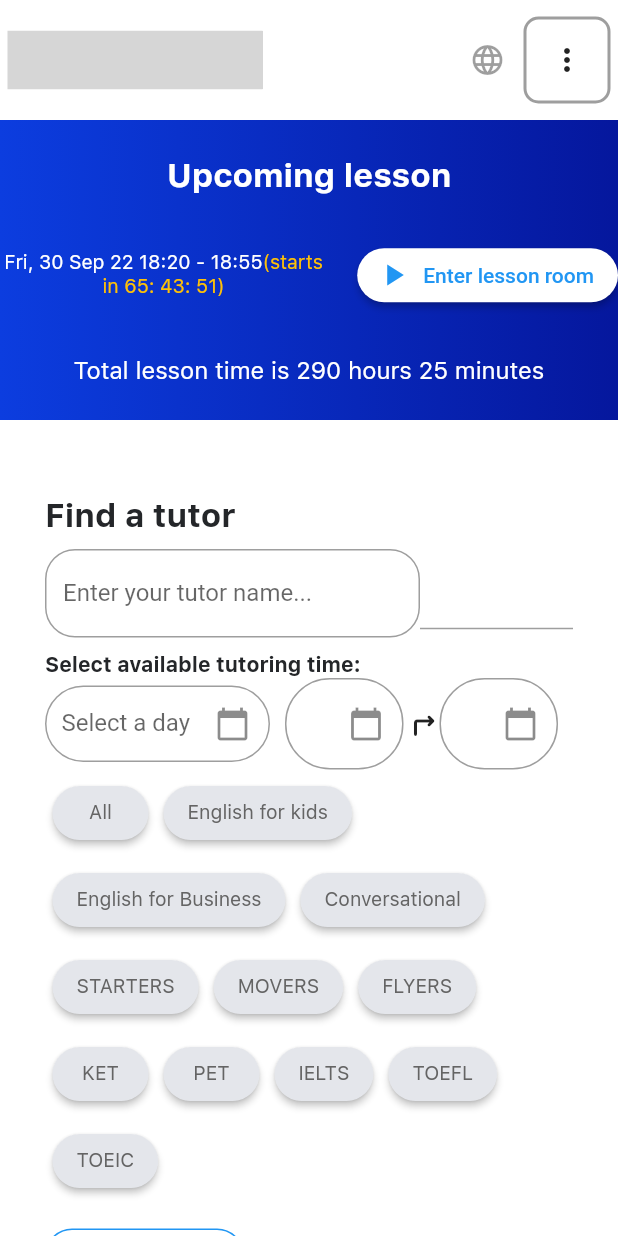
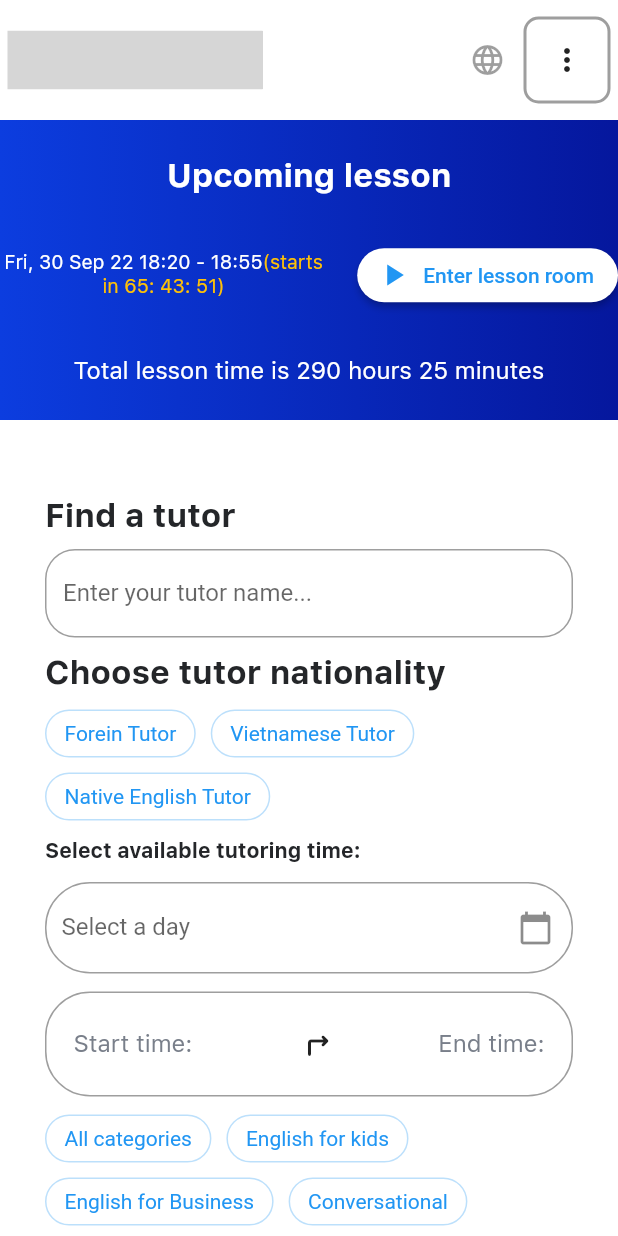
Before and after one commit to NEITGNART/Not-LetTutor, a Flutter app: the TutorHomePage screen opened directly, on a phone screen of 412 x 824 dp. Run offline on Flutter 3.47's test engine with Material 2 defaults, Android fonts, the phone set to English and light mode, and no system bars; drawn by our look-alikes of chips_choice; our stand-ins replace cached_network_image, dio, flutter_cache_manager, flutter_easyloading, flutter_riverpod, flutter_secure_storage and 4 more; missing offline and left inert: pdf_render; accounts and stored records are empty; network calls fail; grey boxes are pictures that could not be loaded.

Commit message:
Fix overflow layout for tutor detail screen and tutor page

```diff
--- a/lib/src/common/presentation/app_bar.dart
+++ b/lib/src/common/presentation/app_bar.dart
@@ -1,3 +1,4 @@
+import 'package:beatiful_ui/src/common/breakpoint.dart';
 import 'package:flutter/material.dart';
 import 'package:flutter_svg/flutter_svg.dart';
 
@@ -42,8 +43,7 @@ class MyAppBar extends StatelessWidget {
             ),
           ),
           // breakpoint
-
-          MediaQuery.of(context).size.width >= 880
+          MediaQuery.of(context).size.width >= Breakpoint.desktop
               ? Align(
                   alignment: Alignment.center,
                   child: Padding(
--- a/lib/src/common/presentation/my_filter.dart
+++ b/lib/src/common/presentation/my_filter.dart
@@ -1,13 +1,41 @@
-import 'package:beatiful_ui/src/common/presentation/group_button.dart';
+import 'package:beatiful_ui/src/common/app_sizes.dart';
+import 'package:chips_choice/chips_choice.dart';
 import 'package:flutter/material.dart';
 
 import '../../features/tutor/presentation/tutor_home_page.dart';
 import '../constants.dart';
 import 'my_date_picker.dart';
-import 'my_time_picker.dart';
 
-class MyFilter extends StatelessWidget {
+class MyFilter extends StatefulWidget {
   const MyFilter({super.key});
+
+  @override
+  State<MyFilter> createState() => _MyFilterState();
+}
+
+class _MyFilterState extends State<MyFilter> {
+  List<String> nationalityTutor = [];
+  List<String> options = [
+    'Forein Tutor',
+    'Vietnamese Tutor',
+    'Native English Tutor',
+  ];
+
+  List<String> specialities = [
+    'All categories',
+    'English for kids',
+    'English for Business',
+    'Conversational',
+    'Starters',
+    'Movers',
+    'Flyers',
+    'KET/PET',
+    'TOEIC',
+    'IELTS',
+    'TOEFL',
+  ];
+
+  int speciality = -1;
 
   @override
   Widget build(BuildContext context) {
@@ -22,11 +50,7 @@ class MyFilter extends StatelessWidget {
           const SizedBox(
             height: 10,
           ),
-          Row(
-            children: [
-              SizedBox(
-                width: 250,
-                child: TextField(
+          TextField(
             decoration: InputDecoration(
               border: OutlineInputBorder(
                 borderRadius: BorderRadius.circular(20),
@@ -35,66 +59,120 @@ class MyFilter extends StatelessWidget {
               labelText: 'Enter your tutor name...',
             ),
           ),
-              ),
-              Expanded(
-                child: _autoCompleteTextField(),
-              ),
-            ],
-          ),
           const SizedBox(
             height: 10,
           ),
-          Text('Select available tutoring time:',
+          Text(
+            'Choose tutor nationality',
+            style: kTitle1Style,
+          ),
+          gapH12,
+          ChipsChoice<String>.multiple(
+            padding: const EdgeInsets.all(0),
+            value: nationalityTutor,
+            onChanged: (val) => setState(() {
+              logger.i('You just selected $val');
+              nationalityTutor = val;
+            }),
+            choiceItems: C2Choice.listFrom<String, String>(
+              source: options,
+              value: (i, v) => v,
+              label: (i, v) => v,
+            ),
+            wrapped: true,
+            // choiceCheckmark: true,
+            choiceStyle: C2ChipStyle.outlined(
+              color: Colors.blue,
+              borderRadius: const BorderRadius.all(
+                Radius.circular(25),
+              ),
+              selectedStyle: C2ChipStyle.filled(
+                  color: Colors.blue, foregroundColor: Colors.white),
+            ),
+          ),
+          gapH12,
+          Text(
+            'Select available tutoring time:',
             style: kTitle2Style.copyWith(
               // fontsize
               fontSize: 14,
-              )),
-          Row(
+            ),
+          ),
+          gapH12,
+          Wrap(
             children: [
               Container(
-                  width: 150,
-                  height: 51,
                   decoration: BoxDecoration(
                     borderRadius: BorderRadius.circular(30),
                     border: Border.all(color: Colors.grey, width: 1),
                   ),
                   child: const MyDatePicker()),
-              const SizedBox(
-                width: 10,
+            ],
           ),
-              Expanded(
-                child: Row(
-                  children: [
-                    Expanded(
-                        child: Container(
+          gapH12,
+          Container(
+            padding: const EdgeInsets.all(10),
             decoration: BoxDecoration(
               borderRadius: BorderRadius.circular(30),
               border: Border.all(color: Colors.grey, width: 1),
             ),
-                      child: const MyTimePicker(
-                        title: 'Start time:',
+            child: Row(
+              mainAxisAlignment: MainAxisAlignment.spaceBetween,
+              children: [
+                Flexible(
+                  flex: 1,
+                  child: TextButton(
+                    onPressed: () {},
+                    child: Text('Start time:',
+                        style: kSearchPlaceholderStyle.copyWith(
+                          // fontsize
+                          fontSize: 16,
+                        )),
                   ),
+                ),
+                const Icon(Icons.turn_right_rounded),
+                Flexible(
+                  flex: 1,
+                  child: TextButton(
+                    onPressed: () {},
+                    child: Text('End time:',
+                        style: kSearchPlaceholderStyle.copyWith(
+                          // fontsize
+                          fontSize: 16,
                         )),
-                    const Icon(Icons.turn_right_rounded),
-                    Expanded(
-                      child: Container(
-                          decoration: BoxDecoration(
-                            borderRadius: BorderRadius.circular(30),
-                            border: Border.all(color: Colors.grey, width: 1),
                   ),
-                          child: const MyTimePicker(
-                            title: 'End time:',
-                          )),
-                    )
+                ),
               ],
             ),
           ),
-              const SizedBox(
-                width: 10,
+          gapH12,
+          ChipsChoice<int>.single(
+              padding: const EdgeInsets.all(0),
+              value: speciality,
+              choiceItems: C2Choice.listFrom<int, String>(
+                source: specialities,
+                value: (i, v) => i,
+                label: (i, v) => v,
+                // tooltip: (i, v) => v,
               ),
-            ],
+              wrapped: true,
+              // choiceCheckmark: true,
+              choiceStyle: C2ChipStyle.outlined(
+                // color: CustomColor.shadowBlue,
+                color: Colors.blue,
+                // color: Theme.of(context).primaryColor,
+                borderRadius: const BorderRadius.all(
+                  Radius.circular(25),
                 ),
-          GroupButton(titles: allSkillFilter),
+                selectedStyle: C2ChipStyle.filled(
+                    color: Colors.blue, foregroundColor: Colors.white),
+              ),
+              onChanged: (value) {
+                setState(() {
+                  speciality = value;
+                });
+              }),
+          // GroupButton(titles: allSkillFilter),
           // Wrap(
           //   children: <Widget>[
           //     ...allSkillFilter.map(
@@ -136,7 +214,12 @@ class MyFilter extends StatelessWidget {
                   ),
                 ),
               ),
-              onPressed: () {},
+              onPressed: () {
+                setState(() {
+                  nationalityTutor = [];
+                  speciality = -1;
+                });
+              },
               child: Text(
                 'Reset Filters',
                 style: kCalloutLabelStyle.copyWith(color: Colors.blue),
--- a/lib/src/features/course/discover/data/repository.dart
+++ b/lib/src/features/course/discover/data/repository.dart
@@ -16,7 +16,7 @@ final dioProvider = Provider<Dio>((ref) {
 });
 
 const String temporaryToken =
-    "eyJhbGciOiJIUzI1NiIsInR5cCI6IkpXVCJ9.eyJzdWIiOiJmNTY5YzIwMi03YmJmLTQ2MjAtYWY3Ny1lY2MxNDE5YTZiMjgiLCJpYXQiOjE2Nzg3MjUxMDEsImV4cCI6MTY3ODgxMTUwMSwidHlwZSI6ImFjY2VzcyJ9.S1kWoutrj9cEmbdn4IZFDl7PulqUQ6Uahs7XeOlypoo";
+    "eyJhbGciOiJIUzI1NiIsInR5cCI6IkpXVCJ9.eyJzdWIiOiJmNTY5YzIwMi03YmJmLTQ2MjAtYWY3Ny1lY2MxNDE5YTZiMjgiLCJpYXQiOjE2Nzg4ODk3NzQsImV4cCI6MTY3ODk3NjE3NCwidHlwZSI6ImFjY2VzcyJ9.GMHJDnCLKWcnE5aEBDtaaq-E9Xd_UriHUA3payZ8-lo";
 
 abstract class CourseRepository {
   Future<List<Course>?> getListCourseWithPagination(
--- /dev/null
+++ b/lib/src/features/tutor/model/tutor_profile.dart
@@ -0,0 +1,18 @@
+// ignore_for_file: public_member_api_docs, sort_constructors_first
+class TutorProfile {
+  final String avatarUrl;
+  final String flagUrl;
+  final String country;
+  final String introduce;
+  final bool hasFavorite;
+  final List<String>? specialities;
+
+  TutorProfile({
+    required this.avatarUrl,
+    required this.flagUrl,
+    required this.country,
+    required this.introduce,
+    required this.hasFavorite,
+    required this.specialities,
+  });
+}
--- a/lib/src/features/tutor/presentation/tutor_home_page.dart
+++ b/lib/src/features/tutor/presentation/tutor_home_page.dart
@@ -1,12 +1,13 @@
+// ignore_for_file: public_member_api_docs, sort_constructors_first
 import 'package:beatiful_ui/src/common/constants.dart';
 import 'package:beatiful_ui/src/common/presentation/my_filter.dart';
 import 'package:flutter/material.dart';
-import 'package:flutter/scheduler.dart';
 import 'package:flutter_svg/flutter_svg.dart';
 import 'package:logger/logger.dart';
 
 import '../../../common/presentation/app_bar.dart';
 import '../../../common/presentation/up_coming_lesson.dart';
+import '../model/tutor_profile.dart';
 
 var fruits = ['Apple', 'Banana', 'Mango', 'Orange'];
 
@@ -51,6 +52,40 @@ var logger = Logger();
 class TutorHomePage extends StatelessWidget {
   const TutorHomePage({super.key});
 
+  static final List<TutorProfile> tutors = [
+    TutorProfile(
+      avatarUrl:
+          'https://avatars.githubusercontent.com/u/63442323?s=400&u=6c7e39388a72491c2099a069ec7a5cb4698ab73e&v=4',
+      flagUrl:
+          'https://cdnjs.cloudflare.com/ajax/libs/flag-icon-css/3.4.3/flags/4x3/vn.svg',
+      country: 'Viet Nam',
+      introduce:
+          'I am passionate about running and fitness, I often compete in trail/mountain running events and I love pushing myself. I am training to one day take part in ultra-endurance events. I also enjoy watching rugby on the weekends, reading and watching',
+      hasFavorite: true,
+      specialities: allSkillFilter,
+    ),
+    TutorProfile(
+        avatarUrl:
+            'https://avatars.githubusercontent.com/u/63442323?s=400&u=6c7e39388a72491c2099a069ec7a5cb4698ab73e&v=4',
+        flagUrl:
+            'https://cdnjs.cloudflare.com/ajax/libs/flag-icon-css/3.4.3/flags/4x3/vn.svg',
+        country: 'Viet Nam',
+        introduce:
+            'I am passionate about running and fitness, I often compete in trail/mountain running events and I love pushing myself. I am training to one day take part in ultra-endurance events. I also enjoy watching rugby on the weekends, reading and watching',
+        hasFavorite: true,
+        specialities: []),
+    TutorProfile(
+        avatarUrl:
+            'https://avatars.githubusercontent.com/u/63442323?s=400&u=6c7e39388a72491c2099a069ec7a5cb4698ab73e&v=4',
+        flagUrl:
+            'https://cdnjs.cloudflare.com/ajax/libs/flag-icon-css/3.4.3/flags/4x3/vn.svg',
+        country: 'Viet Nam',
+        introduce:
+            'I am passionate about running and fitness, I often compete in trail/mountain running events and I love pushing myself. I am training to one day take part in ultra-endurance events. I also enjoy watching rugby on the weekends, reading and watching',
+        hasFavorite: true,
+        specialities: []),
+  ];
+
   @override
   Widget build(BuildContext context) {
     return Scaffold(
@@ -60,10 +95,7 @@ class TutorHomePage extends StatelessWidget {
             mainAxisSize: MainAxisSize.min,
             children: [
               const MyAppBar(),
-              Flexible(
-                // fit: FlexFit.loose,
-                // change to 0
-                child: Container(
+              Container(
                 decoration: const BoxDecoration(
                   color: Colors.white,
                 ),
@@ -88,8 +120,9 @@ class TutorHomePage extends StatelessWidget {
                           const SizedBox(
                             height: 10,
                           ),
-
-                            const MyCard()
+                          ...tutors.map(
+                            (e) => MyTutorCardReview(tutor: e),
+                          ),
                           // Expanded(
                           //   child: Container(
                           //     margin: const EdgeInsets.only(top: 24),
@@ -109,7 +142,6 @@ class TutorHomePage extends StatelessWidget {
                   ],
                 ),
               ),
-              ),
             ],
           ),
         ),
@@ -118,65 +150,30 @@ class TutorHomePage extends StatelessWidget {
   }
 }
 
-class MyCard extends StatefulWidget {
-  const MyCard({
-    super.key,
-  });
-
-  @override
-  State<MyCard> createState() => _MyCardState();
-}
-
-class _MyCardState extends State<MyCard> {
-  double height = 0.0;
-  double width = 0.0;
-
-  final GlobalKey _globalKey = GlobalKey();
-
-  @override
-  void initState() {
-    SchedulerBinding.instance.addPostFrameCallback((timeStamp) {
-      height = _globalKey.currentContext!.size!.height;
-      print('the new height is $height');
-      setState(() {});
-    });
-    super.initState();
-  }
+class MyTutorCardReview extends StatelessWidget {
+  const MyTutorCardReview({
+    Key? key,
+    required this.tutor,
+  }) : super(key: key);
+  final TutorProfile tutor;
 
   @override
   Widget build(BuildContext context) {
     return Container(
+      margin: const EdgeInsets.only(bottom: 20),
+      padding: const EdgeInsets.all(20.0),
       decoration: BoxDecoration(
         color: Colors.white,
-        borderRadius: BorderRadius.circular(20),
+        borderRadius: BorderRadius.circular(15.0),
         boxShadow: [
           BoxShadow(
-            color: Colors.grey.withOpacity(0.5),
+            color: Colors.blue.withOpacity(0.3),
             spreadRadius: 5,
             blurRadius: 7,
             offset: const Offset(0, 3), // changes position of shadow
           ),
         ],
       ),
-      width: 400,
-      key: _globalKey,
-      child: MyTutorCardReview(height: height),
-    );
-  }
-}
-
-class MyTutorCardReview extends StatelessWidget {
-  const MyTutorCardReview({
-    super.key,
-    required this.height,
-  });
-
-  final double height;
-
-  @override
-  Widget build(BuildContext context) {
-    return Container(
-      padding: const EdgeInsets.all(20.0),
       child: Column(
         crossAxisAlignment: CrossAxisAlignment.start,
         children: [
@@ -184,10 +181,9 @@ class MyTutorCardReview extends StatelessWidget {
             height: 100,
             child: Row(
               children: [
-                const CircleAvatar(
+                CircleAvatar(
                     radius: 30.0,
-                    backgroundImage: NetworkImage(
-                        'https://avatars.githubusercontent.com/u/63442323?s=400&u=6c7e39388a72491c2099a069ec7a5cb4698ab73e&v=4')),
+                    backgroundImage: NetworkImage(tutor.avatarUrl)),
                 const SizedBox(width: 15.0),
                 Column(
                   crossAxisAlignment: CrossAxisAlignment.start,
@@ -201,11 +197,11 @@ class MyTutorCardReview extends StatelessWidget {
                     Row(
                       children: [
                         SvgPicture.network(
-                          'https://cdnjs.cloudflare.com/ajax/libs/flag-icon-css/3.4.3/flags/4x3/vn.svg',
+                          tutor.flagUrl,
                           width: 20,
                         ),
                         const SizedBox(width: 5.0),
-                        Text('Viet Nam', style: kSearchPlaceholderStyle),
+                        Text(tutor.country, style: kSearchPlaceholderStyle),
                         const SizedBox(width: 5.0),
                       ],
                     ),
@@ -226,13 +222,18 @@ class MyTutorCardReview extends StatelessWidget {
                 Expanded(
                   child: Container(
                     padding: const EdgeInsets.all(10.0),
-                    height: height,
-                    child: const Align(
+                    child: Align(
                       alignment: Alignment.topRight,
-                        child: Icon(
-                          Icons.heart_broken_outlined,
+                      child: tutor.hasFavorite
+                          ? const Icon(
+                              Icons.favorite,
                               color: Colors.red,
-                        )),
+                            )
+                          : const Icon(
+                              Icons.favorite_border,
+                              color: Colors.blue,
+                            ),
+                    ),
                   ),
                 ),
               ],
@@ -241,7 +242,7 @@ class MyTutorCardReview extends StatelessWidget {
           const SizedBox(height: 10.0),
           Wrap(
             children: <Widget>[
-              ...tutorSkillFilter.map(
+              ...?tutor.specialities?.map(
                 (title) => Padding(
                     padding: const EdgeInsets.only(right: 5.0, bottom: 5.0),
                     child: ElevatedButton(
@@ -265,9 +266,7 @@ class MyTutorCardReview extends StatelessWidget {
             ],
           ),
           const SizedBox(height: 10.0),
-          Text(
-              'I am passionate about running and fitness, I often compete in trail/mountain running events and I love pushing myself. I am training to one day take part in ultra-endurance events. I also enjoy watching rugby on the weekends, reading and watching',
-              style: kSearchPlaceholderStyle),
+          Text(tutor.introduce, style: kSearchPlaceholderStyle),
           const SizedBox(height: 10.0),
           Row(
             mainAxisAlignment: MainAxisAlignment.end,
--- a/pubspec.yaml
+++ b/pubspec.yaml
@@ -30,6 +30,7 @@ environment:
 dependencies:
   cached_network_image: ^3.2.3
   chewie: ^1.4.0
+  chips_choice: ^3.0.0
   cupertino_icons: ^1.0.2
   dio: ^5.0.2
   flutter:
```
Also changed, not shown: lib/main.dart (+0 -9 lines), lib/src/features/tutor/presentation/tutor_detail_page.dart (+7 -11 lines), pubspec.lock. Lines whose indentation alone changed are shown as unchanged.
